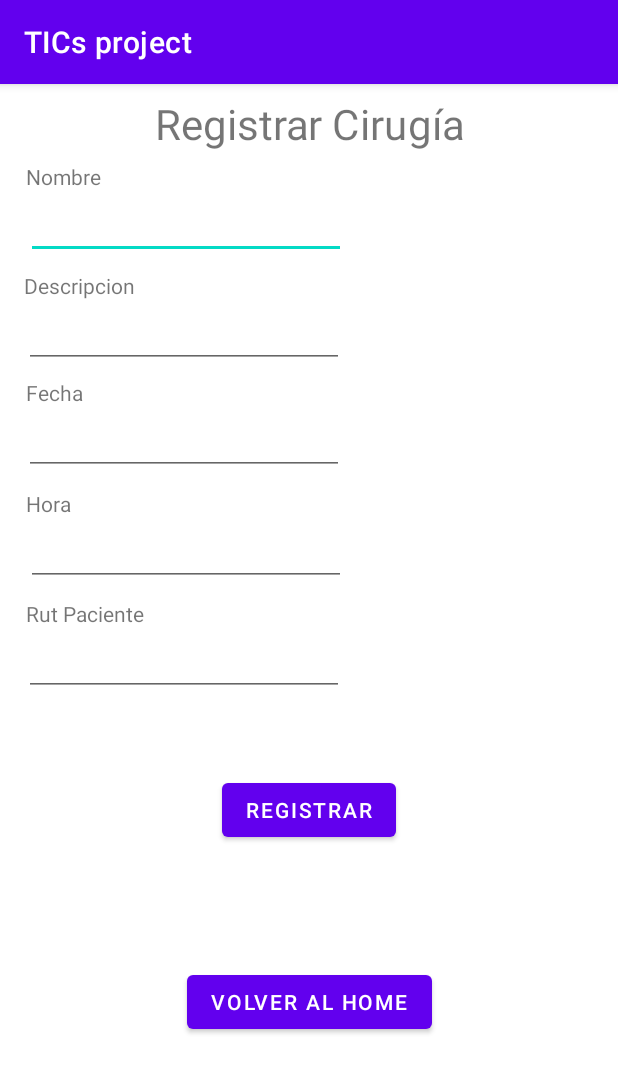
After one commit to Fabianest007/TICs-Primera-Entrega, an Android app: the RegistrarCirugiaActivity screen opened directly, with no data from a screen before it, on a phone screen of 412 x 824 dp. The commit adds this screen. Shown: the top 1073 px of the screen. Run offline under Robolectric (Android 15) with nearby library versions, the phone set to English and light mode, and no system bars.

Commit message:
Se añade funcionalidad a cirugías

```diff
--- a/app/src/main/java/com/example/ticsproject/ListarPacientesActivity.java
+++ b/app/src/main/java/com/example/ticsproject/ListarPacientesActivity.java
@@ -30,7 +30,7 @@ public class ListarPacientesActivity extends AppCompatActivity {
     public void listarPacientes(View view){
         NegocioMantenedorPaciente mantenedorPaciente = new NegocioMantenedorPaciente(this);
         try {
-            ListView listView = findViewById(R.id.pacientesListView);
+            ListView listView = findViewById(R.id.estadosListView);
             List<Paciente> listaPacientes = mantenedorPaciente.readAllPacientes();
             String[] pacientes = new String[listaPacientes.size()];
             for (int i = 0; i < listaPacientes.size(); i++) {
--- a/app/src/main/res/layout/activity_listar_pacientes.xml
+++ b/app/src/main/res/layout/activity_listar_pacientes.xml
@@ -16,7 +16,7 @@
         android:text="Listar"
         app:layout_constraintBottom_toTopOf="@+id/botonVolver3"
         app:layout_constraintStart_toStartOf="@+id/botonVolver3"
-        app:layout_constraintTop_toBottomOf="@+id/pacientesListView" />
+        app:layout_constraintTop_toBottomOf="@+id/estadosListView" />
 
     <Button
         android:id="@+id/botonVolver3"
@@ -39,13 +39,13 @@
         android:scaleX="2"
         android:scaleY="2"
         android:text="Listar Pacientes"
-        app:layout_constraintBottom_toTopOf="@+id/pacientesListView"
+        app:layout_constraintBottom_toTopOf="@+id/estadosListView"
         app:layout_constraintEnd_toEndOf="parent"
         app:layout_constraintStart_toStartOf="parent"
         app:layout_constraintTop_toTopOf="parent" />
 
     <ListView
-        android:id="@+id/pacientesListView"
+        android:id="@+id/estadosListView"
         android:layout_width="0dp"
         android:layout_height="0dp"
         android:layout_marginBottom="29dp"
--- /dev/null
+++ b/app/src/main/res/layout/activity_registrar_cirugia.xml
@@ -0,0 +1,140 @@
+<?xml version="1.0" encoding="utf-8"?>
+<androidx.constraintlayout.widget.ConstraintLayout xmlns:android="http://schemas.android.com/apk/res/android"
+    xmlns:app="http://schemas.android.com/apk/res-auto"
+    xmlns:tools="http://schemas.android.com/tools"
+    android:layout_width="match_parent"
+    android:layout_height="match_parent"
+    tools:context=".RegistrarCirugiaActivity">
+
+    <TextView
+        android:id="@+id/textView19"
+        android:layout_width="wrap_content"
+        android:layout_height="wrap_content"
+        android:layout_marginStart="17dp"
+        android:layout_marginTop="9dp"
+        android:text="Hora"
+        app:layout_constraintStart_toStartOf="parent"
+        app:layout_constraintTop_toBottomOf="@+id/fechaInput" />
+
+    <TextView
+        android:id="@+id/textView18"
+        android:layout_width="wrap_content"
+        android:layout_height="wrap_content"
+        android:layout_marginStart="1dp"
+        android:text="Fecha"
+        app:layout_constraintBottom_toTopOf="@+id/fechaInput"
+        app:layout_constraintStart_toStartOf="@+id/fechaInput" />
+
+    <TextView
+        android:id="@+id/textView10"
+        android:layout_width="wrap_content"
+        android:layout_height="wrap_content"
+        android:layout_marginTop="16dp"
+        android:scaleX="2"
+        android:scaleY="2"
+        android:text="Registrar Cirugía"
+        app:layout_constraintEnd_toEndOf="parent"
+        app:layout_constraintStart_toStartOf="parent"
+        app:layout_constraintTop_toTopOf="parent" />
+
+    <TextView
+        android:id="@+id/textView13"
+        android:layout_width="wrap_content"
+        android:layout_height="wrap_content"
+        android:layout_marginStart="17dp"
+        android:layout_marginTop="52dp"
+        android:text="Nombre"
+        app:layout_constraintStart_toStartOf="parent"
+        app:layout_constraintTop_toTopOf="parent" />
+
+    <EditText
+        android:id="@+id/nombreCirugiaInput"
+        android:layout_width="wrap_content"
+        android:layout_height="wrap_content"
+        android:ems="10"
+        android:inputType="textPersonName"
+        app:layout_constraintStart_toStartOf="@+id/textView13"
+        app:layout_constraintTop_toBottomOf="@+id/textView13" />
+
+    <TextView
+        android:id="@+id/textView14"
+        android:layout_width="wrap_content"
+        android:layout_height="wrap_content"
+        android:layout_marginStart="16dp"
+        android:layout_marginTop="8dp"
+        android:text="Descripcion"
+        app:layout_constraintStart_toStartOf="parent"
+        app:layout_constraintTop_toBottomOf="@+id/nombreCirugiaInput" />
+
+    <EditText
+        android:id="@+id/descripcionCirugiaInput"
+        android:layout_width="wrap_content"
+        android:layout_height="wrap_content"
+        android:ems="10"
+        android:inputType="textPersonName"
+        app:layout_constraintStart_toStartOf="@+id/textView14"
+        app:layout_constraintTop_toBottomOf="@+id/textView14" />
+
+    <EditText
+        android:id="@+id/fechaInput"
+        android:layout_width="wrap_content"
+        android:layout_height="wrap_content"
+        android:layout_marginStart="16dp"
+        android:layout_marginTop="26dp"
+        android:ems="10"
+        android:inputType="date"
+        app:layout_constraintStart_toStartOf="parent"
+        app:layout_constraintTop_toBottomOf="@+id/descripcionCirugiaInput" />
+
+    <EditText
+        android:id="@+id/horaInput"
+        android:layout_width="wrap_content"
+        android:layout_height="wrap_content"
+        android:ems="10"
+        android:inputType="time"
+        app:layout_constraintStart_toStartOf="@+id/textView19"
+        app:layout_constraintTop_toBottomOf="@+id/textView19" />
+
+    <TextView
+        android:id="@+id/textView22"
+        android:layout_width="wrap_content"
+        android:layout_height="wrap_content"
+        android:layout_marginStart="1dp"
+        android:text="Rut Paciente"
+        app:layout_constraintBottom_toTopOf="@+id/cirugiarutPacienteInput"
+        app:layout_constraintStart_toStartOf="@+id/cirugiarutPacienteInput" />
+
+    <EditText
+        android:id="@+id/cirugiarutPacienteInput"
+        android:layout_width="wrap_content"
+        android:layout_height="wrap_content"
+        android:layout_marginStart="16dp"
+        android:layout_marginTop="28dp"
+        android:ems="10"
+        android:inputType="textPersonName"
+        app:layout_constraintStart_toStartOf="parent"
+        app:layout_constraintTop_toBottomOf="@+id/horaInput" />
+
+    <Button
+        android:id="@+id/botonRegistrar"
+        android:layout_width="wrap_content"
+        android:layout_height="wrap_content"
+        android:layout_marginStart="23dp"
+        android:layout_marginBottom="80dp"
+        android:text="registrar"
+        android:onClick="saveCirugia"
+        app:layout_constraintBottom_toTopOf="@+id/button2"
+        app:layout_constraintStart_toStartOf="@+id/button2" />
+
+    <Button
+        android:id="@+id/button2"
+        android:layout_width="wrap_content"
+        android:layout_height="wrap_content"
+        android:layout_marginBottom="132dp"
+        android:text="Volver al home"
+        android:onClick="backToHome"
+        app:layout_constraintBottom_toBottomOf="parent"
+        app:layout_constraintEnd_toEndOf="parent"
+        app:layout_constraintStart_toStartOf="parent" />
+
+</androidx.constraintlayout.widget.ConstraintLayout>
```
Also changed, not shown: app/src/main/AndroidManifest.xml (+9 -0 lines), app/src/main/java/com/example/ticsproject/Cirugia.java (+8 -8 lines), app/src/main/java/com/example/ticsproject/EstadoCirugiasActivity.java (added, +60 -0 lines), app/src/main/java/com/example/ticsproject/ListarCirugiasActivity.java (added, +52 -0 lines), app/src/main/java/com/example/ticsproject/MainActivity.java (+24 -0 lines), app/src/main/java/com/example/ticsproject/NegocioMantenedorCirugias.java (+6 -1 lines), app/src/main/java/com/example/ticsproject/NegocioMantenedorEstadoCirugias.java (+21 -9 lines), app/src/main/java/com/example/ticsproject/NegocioMantenedorPaciente.java (+6 -1 lines), app/src/main/java/com/example/ticsproject/RegistrarCirugiaActivity.java (added, +64 -0 lines), app/src/main/res/layout/activity_estado_cirugias.xml (added, +57 -0 lines), app/src/main/res/layout/activity_listar_cirugias.xml (added, +57 -0 lines), app/src/main/res/layout/activity_main.xml (+24 -32 lines).
